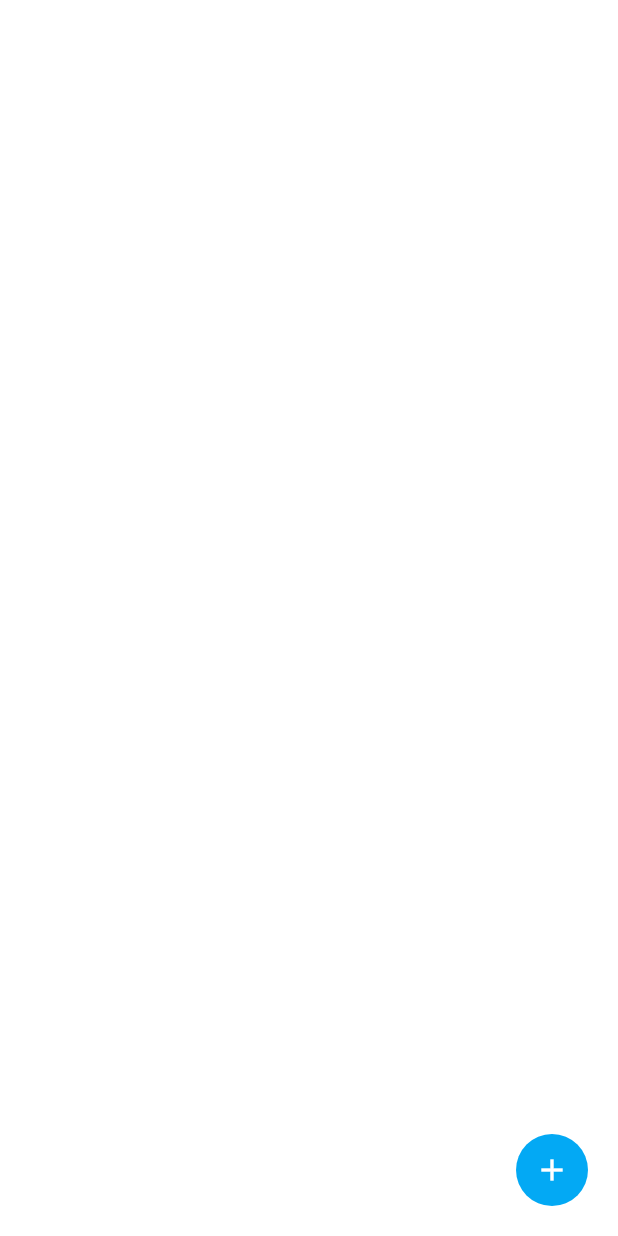
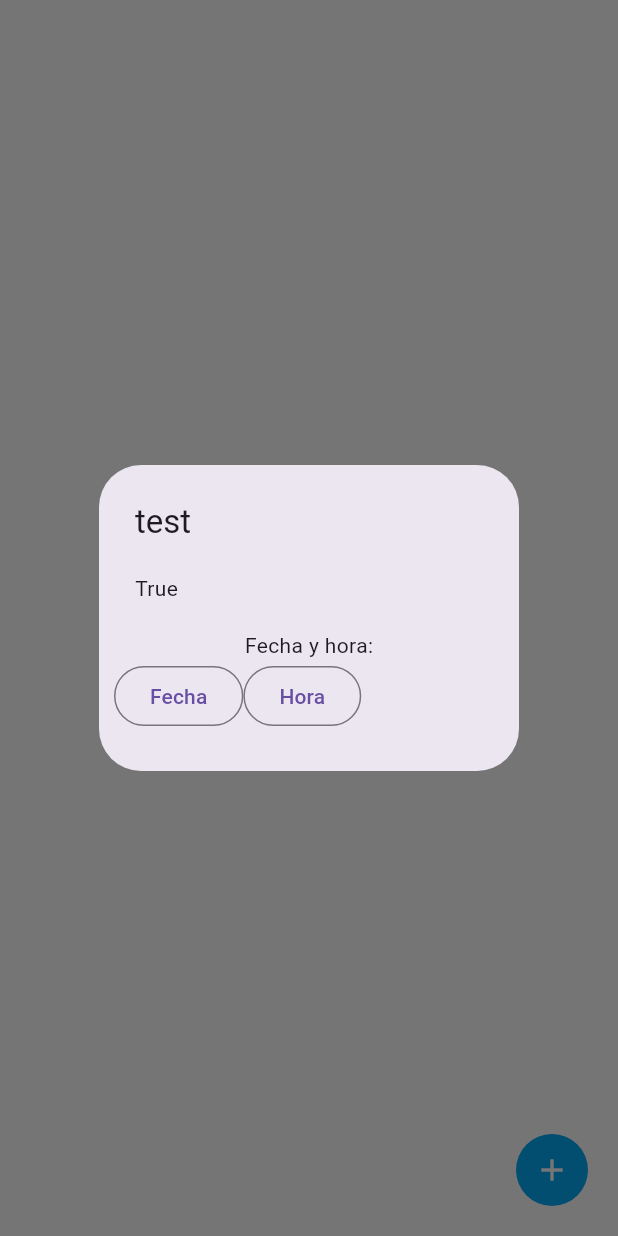
Before and after one commit to Jara-01/grupo13_ing_softw_2026_02, a Flutter app: the screen it shows after launch, after a tap on the "add" icon, on a phone screen of 412 x 824 dp. Run offline on Flutter 3.47's test engine with Material 3 defaults, Android fonts, the phone set to English and light mode, and no system bars.

Commit message:
feat: Elección de fecha y hora de la donación

```diff
--- a/lib/main.dart
+++ b/lib/main.dart
@@ -28,6 +28,84 @@ class ButtonAddDonacion extends StatefulWidget {
 }
 
 class _ButtonAddDonacionState extends State<ButtonAddDonacion> {
+  bool? testPopup;
+  DateTime? fechaDonacion;
+  TimeOfDay? horaDonacion;
+
+  Future<void> _inputFecha() async {
+    final DateTime? fechaUsuario = await showDatePicker(
+      context: context,
+      initialDate: DateTime.now(),
+      firstDate: DateTime(DateTime.now().year),
+      lastDate: DateTime(2050),
+    );
+
+    setState(() {
+      fechaDonacion = fechaUsuario;
+      print(fechaDonacion);
+    });
+  }
+  Future<void> _inputHora() async {
+    final TimeOfDay? horaUsuario = await showTimePicker(
+      context: context,
+      initialTime: horaDonacion ?? TimeOfDay.now(),
+    );
+
+    setState(() {
+      horaDonacion = horaUsuario;
+      print(horaDonacion);
+    });
+  }
+
+  Future<void> _inputDonacion() async {
+  switch (await showDialog(
+    context:  context,
+    builder: (BuildContext context) {
+      return SimpleDialog(
+        title: const Text("test"),
+        children: [
+          SimpleDialogOption(
+            onPressed: () { Navigator.pop(context, true); },
+            child: const Text('True'),
+          ),
+          Padding(
+            padding: const EdgeInsets.all(10.0),
+            child: Column(
+              children: [
+                Text("Fecha y hora:"),
+                Row(
+                  children: [
+                    OutlinedButton(
+                      onPressed: _inputFecha,
+                      child: Text("Fecha"),
+                    ),
+                    OutlinedButton(
+                      onPressed: _inputHora,
+                      child: Text("Hora"),
+                    ),
+                  ],
+                ),
+              ],
+            ),
+          ),
+        ],
+      );
+    }
+  )) {
+    case true:
+      testPopup = true;
+      print("true");
+    break;
+    case false:
+      testPopup = false;
+      print("false");
+    break;
+    case null:
+      print("null");
+    break;
+  }
+}
+
   @override
   Widget build(BuildContext context) {
     return Material(
@@ -45,7 +123,7 @@ class _ButtonAddDonacionState extends State<ButtonAddDonacion> {
               icon: const Icon(Icons.add),
               color: Colors.white,
               onPressed: () {
-                print("Abriendo pestaña de ingreso de donación...");
+                _inputDonacion();
               },
             ),
           ),
```
